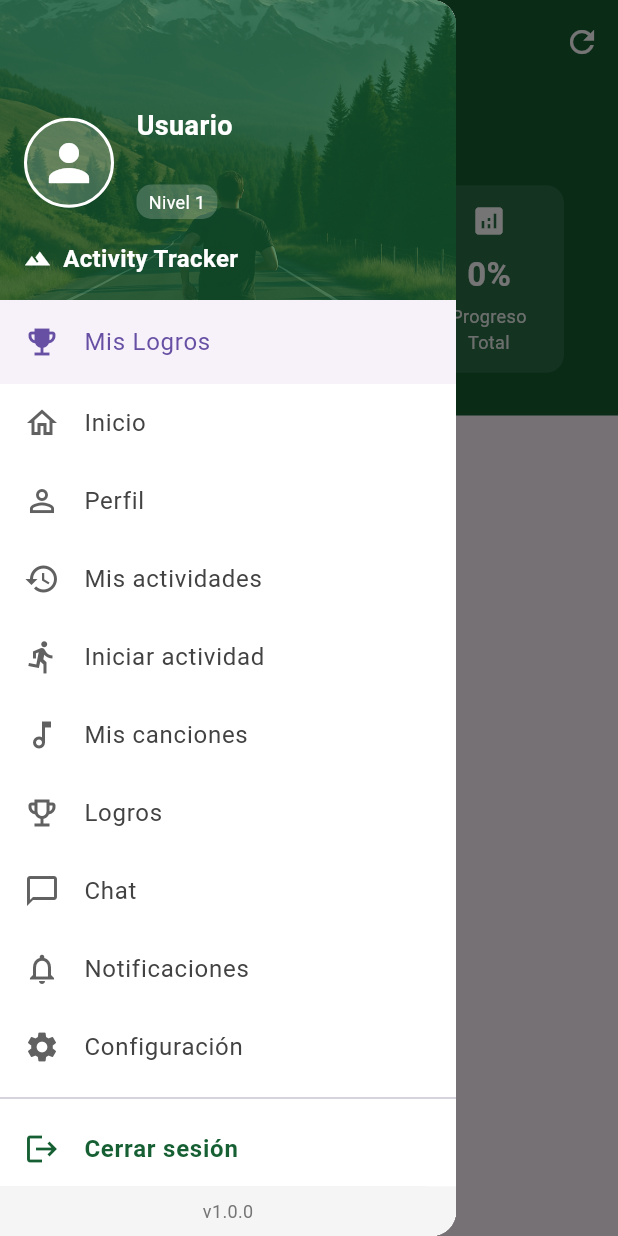
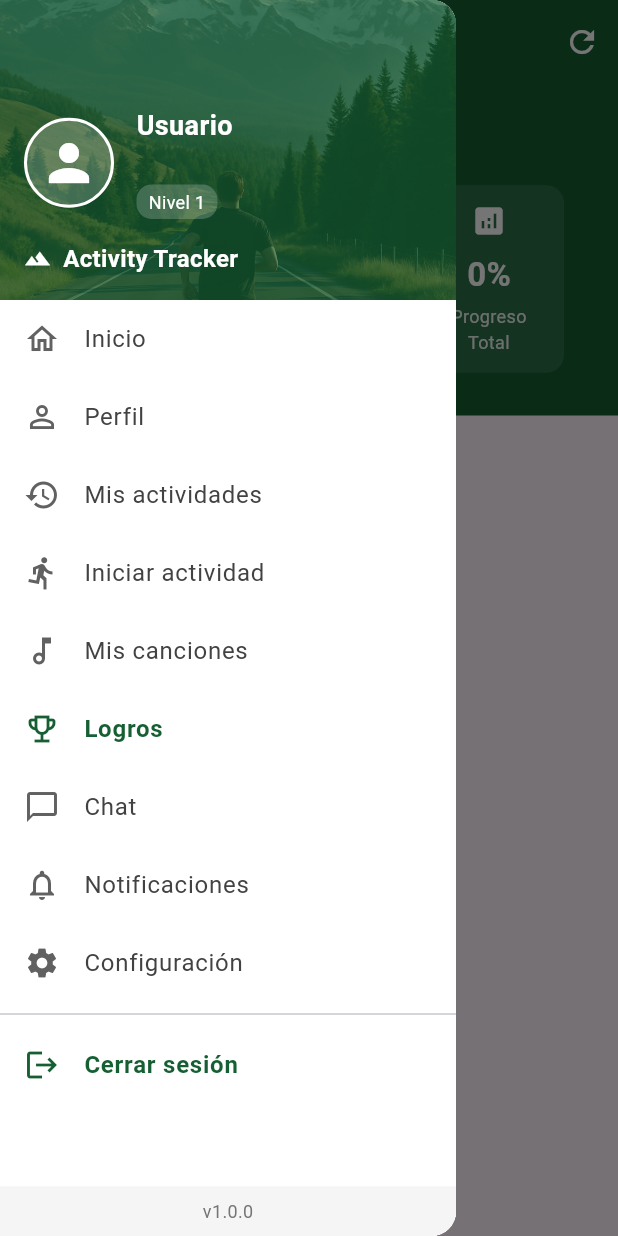
Before and after one commit to JanaCorsellas/AppMobile_G1, a Flutter app: the AchievementsScreen screen opened by its route, with the side drawer open, on a phone screen of 412 x 824 dp. Run offline on Flutter 3.47's test engine with Material 3 defaults, Android fonts, the phone set to English and light mode, and no system bars; our stand-ins replace flutter_map, geolocator, jwt_decoder, latlong2, shared_preferences, socket_io_client and 1 more; accounts and stored records are empty; network calls fail.

Commit message:
Achivements cutre

```diff
--- a/flutter_application_1/lib/widgets/custom_drawer.dart
+++ b/flutter_application_1/lib/widgets/custom_drawer.dart
@@ -132,17 +132,6 @@ class CustomDrawer extends StatelessWidget {
               ),
             ),
           ),
-          ListTile(
-  leading: const Icon(Icons.emoji_events),
-  title: const Text('Mis Logros'),
-  selected: currentRoute == AppRoutes.achievements,
-  onTap: () {
-    Navigator.pop(context);
-    if (currentRoute != AppRoutes.achievements) {
-      Navigator.pushReplacementNamed(context, AppRoutes.achievements);
-    }
-  },
-),
           // Elementos del menú (con Achievements en lugar de Rutas de Montaña)
           Expanded(
             child: Container(
@@ -195,14 +184,8 @@ class CustomDrawer extends StatelessWidget {
                     context,
                     icon: Icons.emoji_events_outlined,
                     title: 'achievements'.tr(context),
-                    route: 'achievements',
+                    route: AppRoutes.achievements,
                     currentRoute: currentRoute,
-                    onTap: () {
-                      Navigator.pop(context); // Cerrar drawer
-                      ScaffoldMessenger.of(context).showSnackBar(
-                        const SnackBar(content: Text('Pantalla de Logros en desarrollo'))
-                      );
-                    },
                   ),
                   _buildMenuItem(
                     context,
```
Also changed, not shown: flutter_application_1/lib/main.dart (+9 -7 lines).
